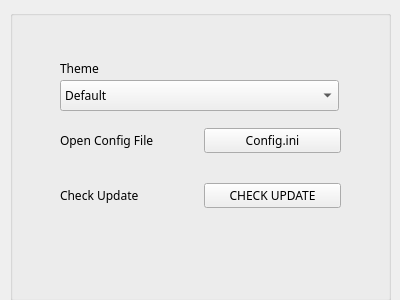
Old version of the form ChildWindow/SettingWindow.ui in the repository sangko-dgq/FSyncX.
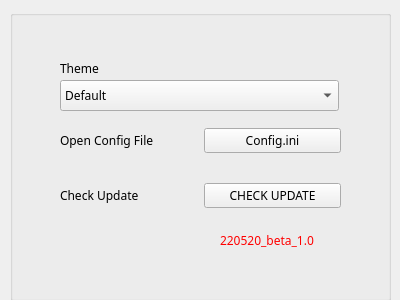
New version of the form.

What changed in the file:
```diff
--- a/ChildWindow/SettingWindow.ui
+++ b/ChildWindow/SettingWindow.ui
@@ -129,6 +129,24 @@
      </item>
     </layout>
    </widget>
+   <widget class="QLabel" name="AppVersion">
+    <property name="geometry">
+     <rect>
+      <x>210</x>
+      <y>220</y>
+      <width>121</width>
+      <height>21</height>
+     </rect>
+    </property>
+    <property name="styleSheet">
+     <string notr="true">color: rgb(255, 0, 0);
+font: 25 9pt &quot;Fira Code&quot;;
+</string>
+    </property>
+    <property name="text">
+     <string>220520_beta_1.0</string>
+    </property>
+   </widget>
   </widget>
  </widget>
  <resources/>
```
Left out of the diff: 4 changed lines with no effect on the pictures.
